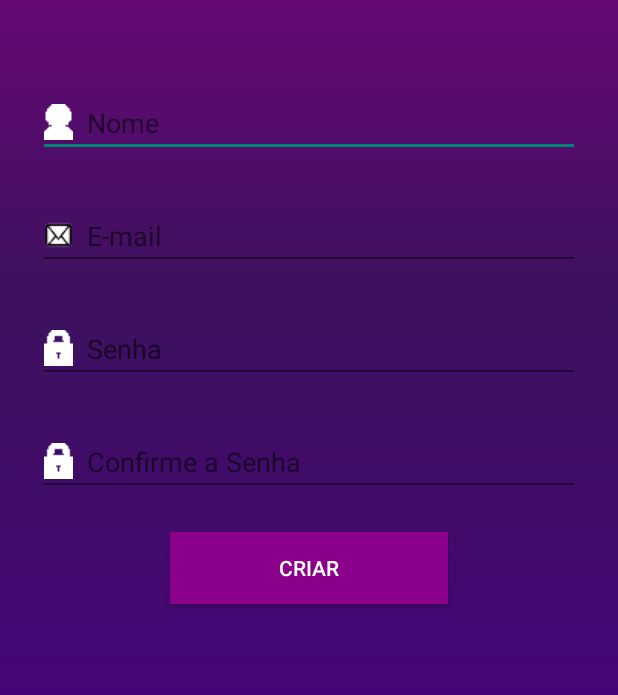
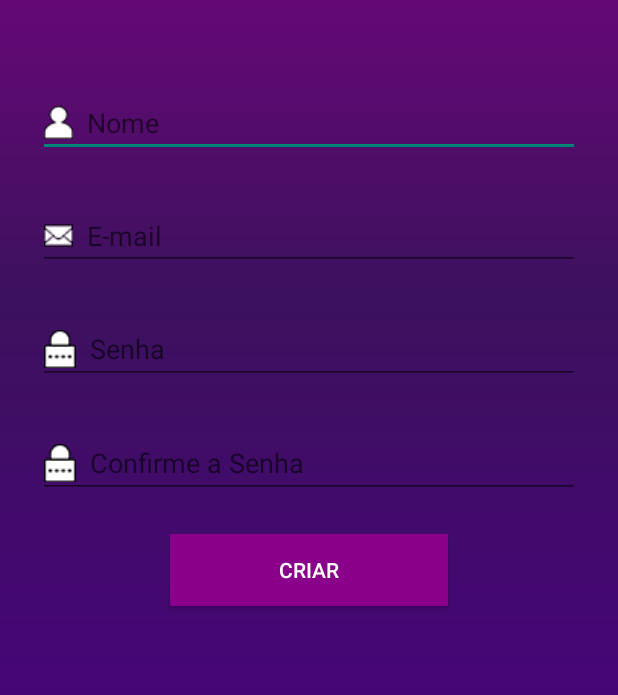
Before and after one commit to ClovisReis/NutrifoodTuxn, an Android app: the screen it shows after launch (CadastroActivity), after a tap on "Não tem conta ainda? Efetue o Cadastro", on a phone screen of 412 x 824 dp. Shown: the part 362-1057 px from the top of the screen. Run offline under Robolectric (Android 15) with nearby library versions, the phone set to English and light mode, and no system bars; our stand-ins replace Firebase (no records; nobody signed in at launch, a user with empty details on screens opened directly).

Commit message:
Ajustes Layouts2

```diff
--- a/app/src/main/res/layout/activity_cadastro.xml
+++ b/app/src/main/res/layout/activity_cadastro.xml
@@ -39,7 +39,7 @@
             android:layout_width="match_parent"
             android:layout_height="wrap_content"
             android:layout_marginLeft="10sp"
-            android:drawableLeft="@drawable/usuario"
+            android:drawableLeft="@drawable/anon"
             android:layout_marginRight="10sp"
             android:layout_marginTop="50sp"
             android:hint="  Nome"
@@ -67,7 +67,7 @@
             android:inputType="textPassword"
             android:layout_marginTop="30sp"
             android:layout_marginLeft="10sp"
-            android:drawableLeft="@drawable/cadeado"
+            android:drawableLeft="@drawable/camada3"
             android:layout_marginRight="10sp"
             android:hint="  Senha"
             />
@@ -78,7 +78,7 @@
             android:inputType="textPassword"
             android:layout_marginTop="30sp"
             android:layout_marginLeft="10sp"
-            android:drawableLeft="@drawable/cadeado"
+            android:drawableLeft="@drawable/camada3"
             android:layout_marginRight="10sp"
             android:hint="  Confirme a Senha"
             />
--- a/app/src/main/res/layout/activity_login.xml
+++ b/app/src/main/res/layout/activity_login.xml
@@ -55,7 +55,7 @@
             android:layout_width="match_parent"
             android:layout_marginLeft="10sp"
             android:layout_marginRight="10sp"
-            android:drawableLeft="@drawable/cadeado"
+            android:drawableLeft="@drawable/camada3"
             android:layout_marginTop="30sp"
             android:layout_height="40sp"
             android:hint="  Senha"
```
Also changed, not shown: app/src/main/res/layout/activity_reset.xml (+16 -0 lines), app/src/main/res/drawable/Camada2.png (added), app/src/main/res/drawable/anon.png (added), app/src/main/res/drawable/camada.png (added), app/src/main/res/drawable/camada3.png (added), app/src/main/res/drawable/mailpassword.png (added), app/src/main/res/drawable/msg.png, app/src/main/res/drawable/padlock.png (added), app/src/main/res/drawable/user.png (added), app/src/main/res/mipmap-hdpi/ic_launcher.png, app/src/main/res/mipmap-mdpi/ic_launcher.png, app/src/main/res/mipmap-xhdpi/ic_launcher.png, app/src/main/res/mipmap-xxhdpi/ic_launcher.png, app/src/main/res/mipmap-xxxhdpi/ic_launcher.png.
